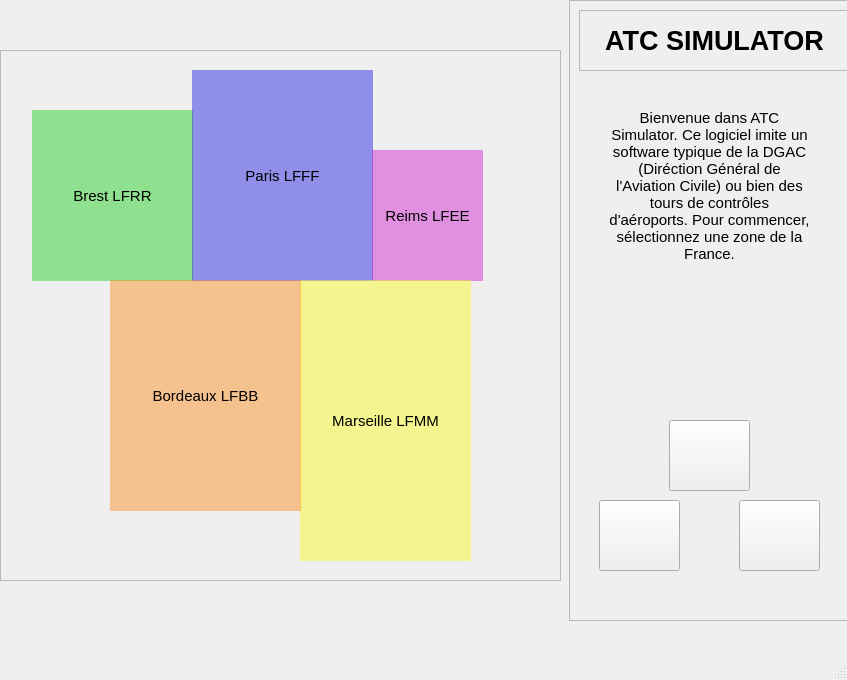
Old version of the form ATC_accueil.ui in the repository arcreane/python-project-projet-ivry-sur-seine.
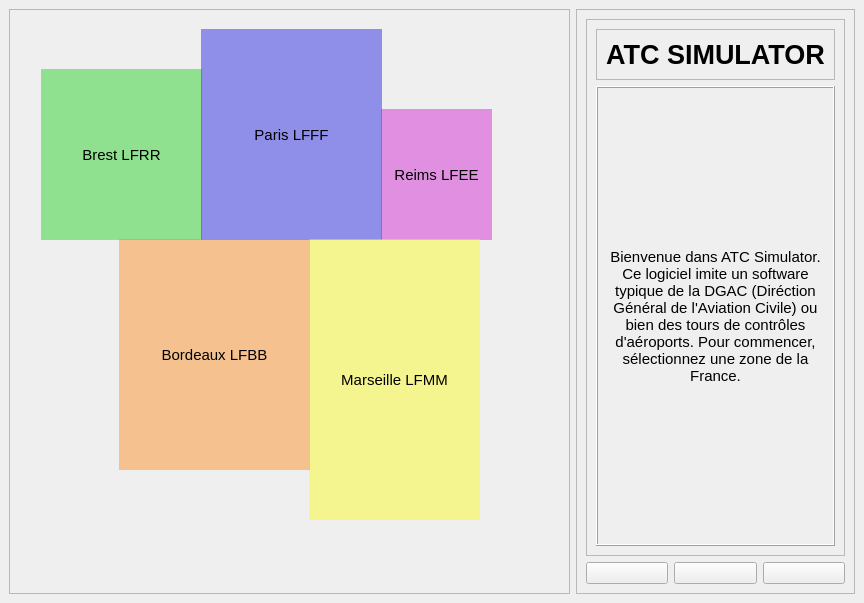
New version of the form. Icons and pictures are not drawn.

Commit message: j'essaye dutiliser les layout( outils pour les changement de taille de fenetre) mais cest galere

```diff
--- a/ATC_accueil.ui
+++ b/ATC_accueil.ui
@@ -6,8 +6,8 @@
    <rect>
     <x>0</x>
     <y>0</y>
-    <width>847</width>
-    <height>680</height>
+    <width>858</width>
+    <height>603</height>
    </rect>
   </property>
   <property name="acceptDrops">
@@ -29,14 +29,20 @@
    <bool>false</bool>
   </property>
   <widget class="QWidget" name="centralwidget">
+   <layout class="QHBoxLayout" name="horizontalLayout_3">
+    <item>
    <widget class="QFrame" name="frame_carte">
-    <property name="geometry">
-     <rect>
-      <x>0</x>
-      <y>50</y>
+      <property name="sizePolicy">
+       <sizepolicy hsizetype="Preferred" vsizetype="Preferred">
+        <horstretch>0</horstretch>
+        <verstretch>0</verstretch>
+       </sizepolicy>
+      </property>
+      <property name="minimumSize">
+       <size>
       <width>561</width>
       <height>531</height>
-     </rect>
+       </size>
     </property>
     <property name="frameShape">
      <enum>QFrame::Shape::StyledPanel</enum>
@@ -49,10 +55,16 @@
       <rect>
        <x>22</x>
        <y>20</y>
-       <width>511</width>
+         <width>521</width>
        <height>491</height>
       </rect>
      </property>
+       <property name="sizePolicy">
+        <sizepolicy hsizetype="Expanding" vsizetype="Expanding">
+         <horstretch>0</horstretch>
+         <verstretch>0</verstretch>
+        </sizepolicy>
+       </property>
      <property name="text">
       <string/>
      </property>
@@ -111,6 +123,12 @@
        <height>211</height>
       </rect>
      </property>
+       <property name="minimumSize">
+        <size>
+         <width>181</width>
+         <height>211</height>
+        </size>
+       </property>
      <property name="font">
       <font>
        <pointsize>11</pointsize>
@@ -243,14 +261,14 @@
      </property>
     </widget>
    </widget>
+    </item>
+    <item>
    <widget class="QFrame" name="frame_else">
-    <property name="geometry">
-     <rect>
-      <x>569</x>
-      <y>0</y>
-      <width>291</width>
-      <height>621</height>
-     </rect>
+      <property name="sizePolicy">
+       <sizepolicy hsizetype="Preferred" vsizetype="Expanding">
+        <horstretch>0</horstretch>
+        <verstretch>0</verstretch>
+       </sizepolicy>
     </property>
     <property name="frameShape">
      <enum>QFrame::Shape::StyledPanel</enum>
@@ -258,110 +276,29 @@
     <property name="frameShadow">
      <enum>QFrame::Shadow::Raised</enum>
     </property>
-    <widget class="QPushButton" name="btn_aide">
-     <property name="geometry">
-      <rect>
-       <x>100</x>
-       <y>420</y>
-       <width>81</width>
-       <height>71</height>
-      </rect>
-     </property>
-     <property name="text">
-      <string/>
-     </property>
-     <property name="icon">
-      <iconset>
-       <normaloff>image/livre-ouvert.png</normaloff>image/livre-ouvert.png</iconset>
-     </property>
-     <property name="iconSize">
-      <size>
-       <width>40</width>
-       <height>40</height>
-      </size>
-     </property>
-    </widget>
-    <widget class="QPushButton" name="btn_sortie">
-     <property name="geometry">
-      <rect>
-       <x>170</x>
-       <y>500</y>
-       <width>81</width>
-       <height>71</height>
-      </rect>
-     </property>
-     <property name="text">
-      <string/>
-     </property>
-     <property name="icon">
-      <iconset>
-       <normaloff>image/sortie.png</normaloff>image/sortie.png</iconset>
-     </property>
-     <property name="iconSize">
-      <size>
-       <width>32</width>
-       <height>32</height>
-      </size>
-     </property>
-    </widget>
-    <widget class="QPushButton" name="btn_parametre">
-     <property name="geometry">
-      <rect>
-       <x>30</x>
-       <y>500</y>
-       <width>81</width>
-       <height>71</height>
-      </rect>
-     </property>
-     <property name="text">
-      <string/>
-     </property>
-     <property name="icon">
-      <iconset>
-       <normaloff>image/parametres.png</normaloff>image/parametres.png</iconset>
-     </property>
-     <property name="iconSize">
-      <size>
-       <width>32</width>
-       <height>32</height>
-      </size>
-     </property>
-    </widget>
-    <widget class="QLabel" name="txt_intro">
-     <property name="geometry">
-      <rect>
-       <x>40</x>
-       <y>80</y>
-       <width>201</width>
-       <height>211</height>
-      </rect>
-     </property>
-     <property name="font">
-      <font>
-       <pointsize>11</pointsize>
-      </font>
-     </property>
-     <property name="text">
-      <string>Bienvenue dans ATC Simulator. Ce logiciel imite un software typique de la DGAC (Diréction Général de l'Aviation Civile) ou bien des tours de contrôles d'aéroports. Pour commencer, sélectionnez une zone de la France.</string>
-     </property>
-     <property name="alignment">
-      <set>Qt::AlignmentFlag::AlignCenter</set>
-     </property>
-     <property name="wordWrap">
-      <bool>true</bool>
-     </property>
-     <property name="openExternalLinks">
-      <bool>false</bool>
-     </property>
-    </widget>
+      <layout class="QVBoxLayout" name="verticalLayout_3">
+       <item>
+        <widget class="QFrame" name="frame_2">
+         <property name="sizePolicy">
+          <sizepolicy hsizetype="Preferred" vsizetype="Expanding">
+           <horstretch>0</horstretch>
+           <verstretch>0</verstretch>
+          </sizepolicy>
+         </property>
+         <property name="frameShape">
+          <enum>QFrame::Shape::StyledPanel</enum>
+         </property>
+         <property name="frameShadow">
+          <enum>QFrame::Shadow::Raised</enum>
+         </property>
+         <layout class="QVBoxLayout" name="verticalLayout_2">
+          <item>
     <widget class="QFrame" name="frame_titre">
-     <property name="geometry">
-      <rect>
-       <x>10</x>
-       <y>10</y>
-       <width>271</width>
-       <height>61</height>
-      </rect>
+            <property name="sizePolicy">
+             <sizepolicy hsizetype="Preferred" vsizetype="Minimum">
+              <horstretch>0</horstretch>
+              <verstretch>0</verstretch>
+             </sizepolicy>
      </property>
      <property name="frameShape">
       <enum>QFrame::Shape::StyledPanel</enum>
@@ -369,14 +306,14 @@
      <property name="frameShadow">
       <enum>QFrame::Shadow::Raised</enum>
      </property>
+            <layout class="QVBoxLayout" name="verticalLayout">
+             <item>
      <widget class="QLabel" name="txt_titre">
-      <property name="geometry">
-       <rect>
-        <x>10</x>
-        <y>10</y>
-        <width>251</width>
-        <height>41</height>
-       </rect>
+               <property name="sizePolicy">
+                <sizepolicy hsizetype="Preferred" vsizetype="Minimum">
+                 <horstretch>0</horstretch>
+                 <verstretch>0</verstretch>
+                </sizepolicy>
       </property>
       <property name="font">
        <font>
@@ -395,10 +332,117 @@
        <set>Qt::AlignmentFlag::AlignCenter</set>
       </property>
      </widget>
-    </widget>
-   </widget>
-   <zorder>frame_else</zorder>
-   <zorder>frame_carte</zorder>
+             </item>
+            </layout>
+           </widget>
+          </item>
+          <item>
+           <widget class="QFrame" name="frame">
+            <property name="sizePolicy">
+             <sizepolicy hsizetype="Preferred" vsizetype="Expanding">
+              <horstretch>0</horstretch>
+              <verstretch>0</verstretch>
+             </sizepolicy>
+            </property>
+            <property name="frameShape">
+             <enum>QFrame::Shape::Box</enum>
+            </property>
+            <property name="frameShadow">
+             <enum>QFrame::Shadow::Raised</enum>
+            </property>
+            <layout class="QHBoxLayout" name="horizontalLayout_2">
+             <item>
+              <widget class="QLabel" name="txt_intro">
+               <property name="font">
+                <font>
+                 <pointsize>11</pointsize>
+                </font>
+               </property>
+               <property name="text">
+                <string>Bienvenue dans ATC Simulator. Ce logiciel imite un software typique de la DGAC (Diréction Général de l'Aviation Civile) ou bien des tours de contrôles d'aéroports. Pour commencer, sélectionnez une zone de la France.</string>
+               </property>
+               <property name="alignment">
+                <set>Qt::AlignmentFlag::AlignCenter</set>
+               </property>
+               <property name="wordWrap">
+                <bool>true</bool>
+               </property>
+               <property name="openExternalLinks">
+                <bool>false</bool>
+               </property>
+              </widget>
+             </item>
+            </layout>
+           </widget>
+          </item>
+         </layout>
+        </widget>
+       </item>
+       <item>
+        <layout class="QHBoxLayout" name="horizontalLayout">
+         <property name="sizeConstraint">
+          <enum>QLayout::SizeConstraint::SetFixedSize</enum>
+         </property>
+         <property name="bottomMargin">
+          <number>0</number>
+         </property>
+         <item>
+          <widget class="QPushButton" name="btn_aide">
+           <property name="text">
+            <string/>
+           </property>
+           <property name="icon">
+            <iconset>
+             <normaloff>image/livre-ouvert.png</normaloff>image/livre-ouvert.png</iconset>
+           </property>
+           <property name="iconSize">
+            <size>
+             <width>40</width>
+             <height>40</height>
+            </size>
+           </property>
+          </widget>
+         </item>
+         <item>
+          <widget class="QPushButton" name="btn_parametre">
+           <property name="text">
+            <string/>
+           </property>
+           <property name="icon">
+            <iconset>
+             <normaloff>image/parametres.png</normaloff>image/parametres.png</iconset>
+           </property>
+           <property name="iconSize">
+            <size>
+             <width>40</width>
+             <height>40</height>
+            </size>
+           </property>
+          </widget>
+         </item>
+         <item>
+          <widget class="QPushButton" name="btn_sortie">
+           <property name="text">
+            <string/>
+           </property>
+           <property name="icon">
+            <iconset>
+             <normaloff>image/sortie.png</normaloff>image/sortie.png</iconset>
+           </property>
+           <property name="iconSize">
+            <size>
+             <width>40</width>
+             <height>40</height>
+            </size>
+           </property>
+          </widget>
+         </item>
+        </layout>
+       </item>
+      </layout>
+     </widget>
+    </item>
+   </layout>
   </widget>
   <widget class="QMenuBar" name="menubar">
    <property name="geometry">
@@ -410,7 +454,6 @@
     </rect>
    </property>
   </widget>
-  <widget class="QStatusBar" name="statusbar"/>
  </widget>
  <resources/>
  <connections/>
```
Left out of the diff: 2 changed lines with no effect on the pictures. Lines whose indentation alone changed are shown as unchanged. The commit also changes 1 other file.
